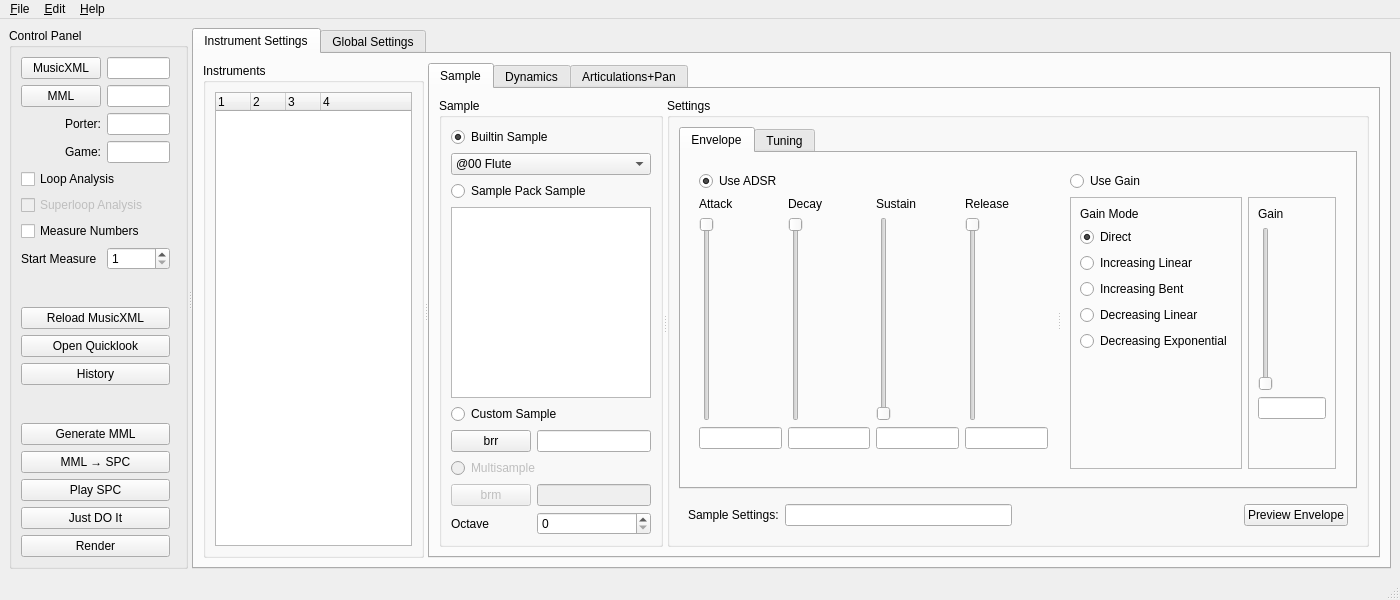
First picture: the form in smw_music/data/dashboard.ui, repository com-posers-pit/smw_music, before the edit.
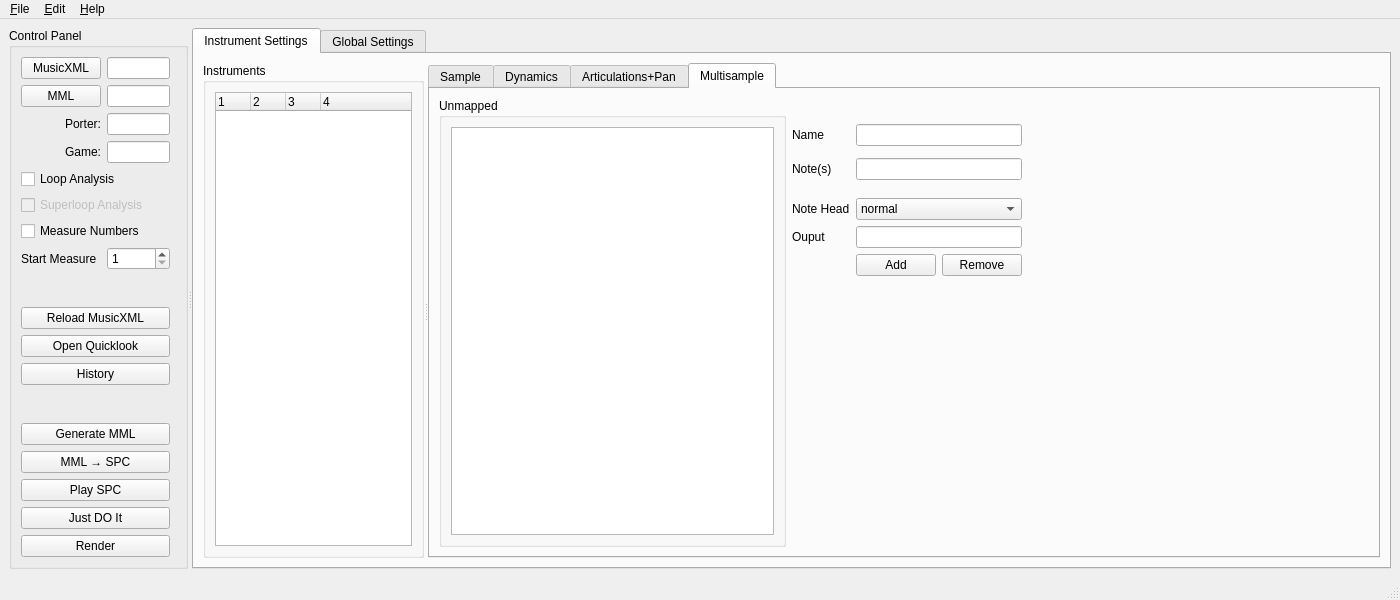
Second picture: the form after the edit. The open tabs and pages were chosen to show the change.

Commit message:
Add multisample UI elements
Now playing:
Heroes by The Midnight

```diff
--- a/smw_music/data/dashboard.ui
+++ b/smw_music/data/dashboard.ui
@@ -335,9 +335,6 @@
                   </item>
                   <item row="7" column="1" colspan="2">
                    <widget class="QRadioButton" name="select_multisample_sample">
-                    <property name="enabled">
-                     <bool>false</bool>
-                    </property>
                     <property name="text">
                      <string>Multisample</string>
                     </property>
@@ -1645,6 +1642,155 @@
               </item>
              </layout>
             </widget>
+            <widget class="QWidget" name="instrument_multisample_tab">
+             <attribute name="title">
+              <string>Multisample</string>
+             </attribute>
+             <layout class="QGridLayout" name="gridLayout_16">
+              <item row="9" column="2">
+               <widget class="QPushButton" name="multisample_sample_add">
+                <property name="text">
+                 <string>Add</string>
+                </property>
+               </widget>
+              </item>
+              <item row="1" column="0" rowspan="10">
+               <widget class="QGroupBox" name="multisample_unmapped_box">
+                <property name="title">
+                 <string>Unmapped</string>
+                </property>
+                <layout class="QGridLayout" name="gridLayout_18">
+                 <item row="0" column="0">
+                  <widget class="QListWidget" name="multismaple_unmapped_list"/>
+                 </item>
+                </layout>
+               </widget>
+              </item>
+              <item row="8" column="2" colspan="2">
+               <widget class="QLineEdit" name="multisample_sample_output"/>
+              </item>
+              <item row="9" column="3">
+               <widget class="QPushButton" name="multisample_sample_remove">
+                <property name="text">
+                 <string>Remove</string>
+                </property>
+               </widget>
+              </item>
+              <item row="10" column="1">
+               <spacer name="verticalSpacer_5">
+                <property name="orientation">
+                 <enum>Qt::Vertical</enum>
+                </property>
+                <property name="sizeHint" stdset="0">
+                 <size>
+                  <width>20</width>
+                  <height>40</height>
+                 </size>
+                </property>
+               </spacer>
+              </item>
+              <item row="1" column="4">
+               <spacer name="horizontalSpacer_2">
+                <property name="orientation">
+                 <enum>Qt::Horizontal</enum>
+                </property>
+                <property name="sizeHint" stdset="0">
+                 <size>
+                  <width>40</width>
+                  <height>20</height>
+                 </size>
+                </property>
+               </spacer>
+              </item>
+              <item row="7" column="2" colspan="2">
+               <widget class="QComboBox" name="multisample_sample_notehead">
+                <item>
+                 <property name="text">
+                  <string>normal</string>
+                 </property>
+                </item>
+                <item>
+                 <property name="text">
+                  <string>x</string>
+                 </property>
+                </item>
+                <item>
+                 <property name="text">
+                  <string>o</string>
+                 </property>
+                </item>
+                <item>
+                 <property name="text">
+                  <string>+</string>
+                 </property>
+                </item>
+                <item>
+                 <property name="text">
+                  <string>⮾</string>
+                 </property>
+                </item>
+                <item>
+                 <property name="text">
+                  <string>▲</string>
+                 </property>
+                </item>
+                <item>
+                 <property name="text">
+                  <string>▼</string>
+                 </property>
+                </item>
+                <item>
+                 <property name="text">
+                  <string>/</string>
+                 </property>
+                </item>
+                <item>
+                 <property name="text">
+                  <string>◆</string>
+                 </property>
+                </item>
+               </widget>
+              </item>
+              <item row="8" column="1">
+               <widget class="QLabel" name="multisample_sample_output_label">
+                <property name="text">
+                 <string>Ouput</string>
+                </property>
+               </widget>
+              </item>
+              <item row="7" column="1">
+               <widget class="QLabel" name="multisample_sample_notehead_label">
+                <property name="text">
+                 <string>Note Head</string>
+                </property>
+               </widget>
+              </item>
+              <item row="4" column="1">
+               <widget class="QLabel" name="multisample_sample_notes_label">
+                <property name="text">
+                 <string>Note(s)</string>
+                </property>
+               </widget>
+              </item>
+              <item row="2" column="1">
+               <widget class="QLabel" name="multisample_sample_name_label">
+                <property name="text">
+                 <string>Name</string>
+                </property>
+               </widget>
+              </item>
+              <item row="4" column="2" colspan="2">
+               <widget class="QLineEdit" name="multisample_sample_notes">
+                <property name="maxLength">
+                 <number>200</number>
+                </property>
+               </widget>
+              </item>
+              <item row="2" column="2" colspan="2">
+               <widget class="QLineEdit" name="multisample_sample_name"/>
+              </item>
+             </layout>
+            </widget>
            </widget>
           </widget>
          </item>
```
Left out of the diff: 321 changed lines with no effect on the pictures. The commit also changes 5 other files.
